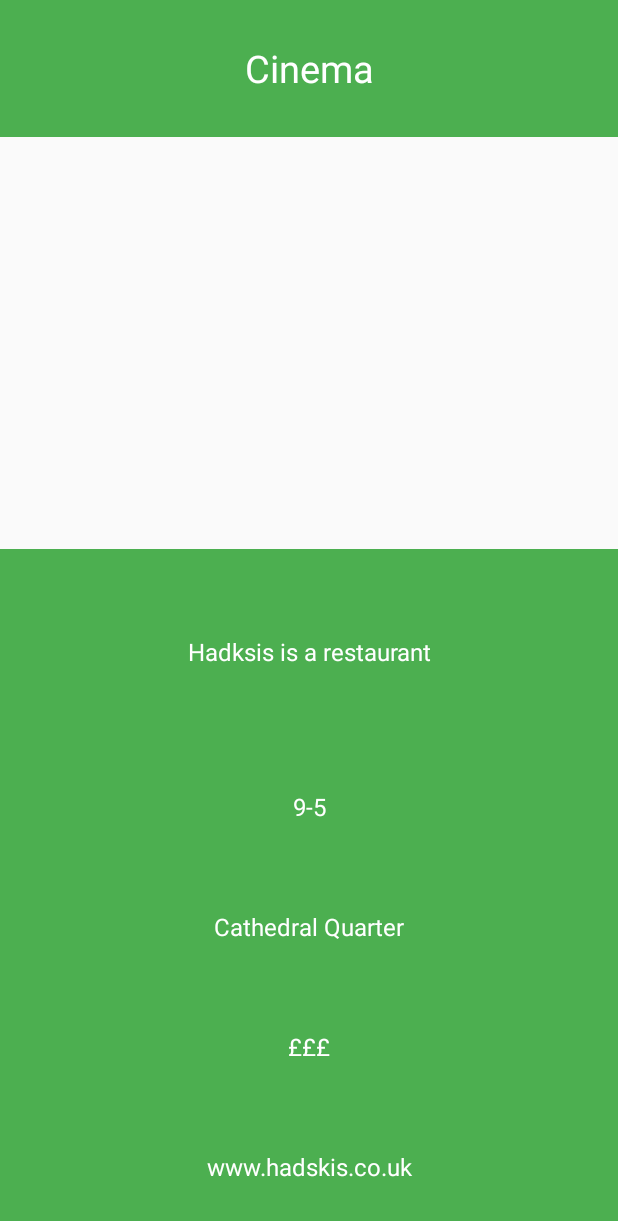
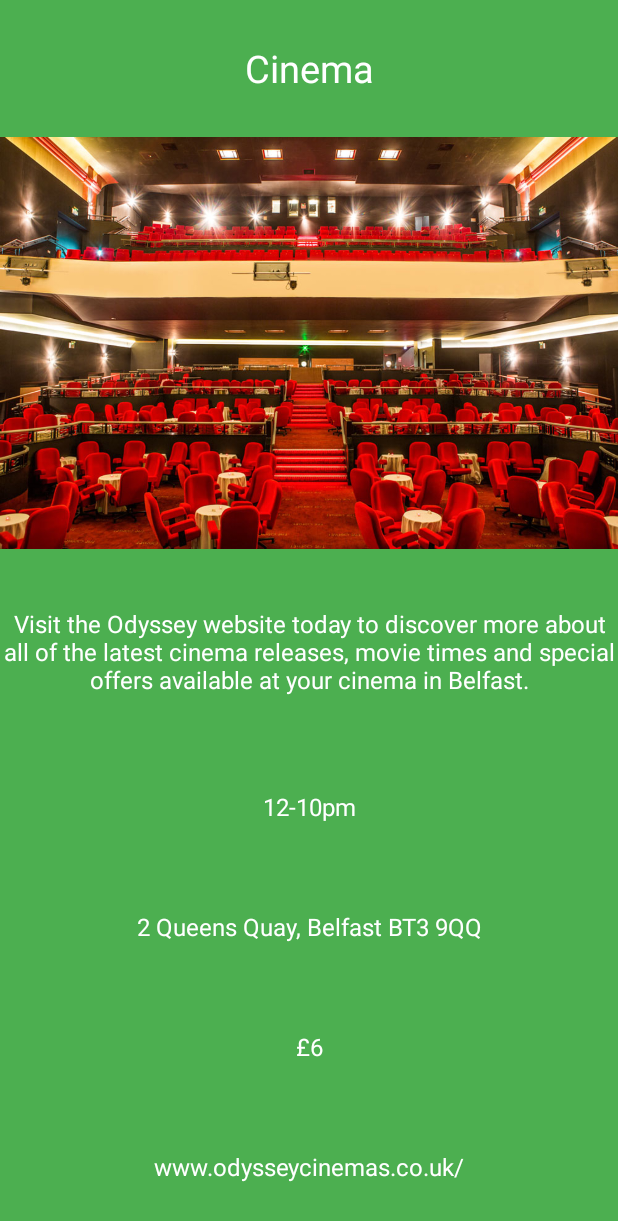
Before and after one commit to ntohill95/TourGuide, an Android app: the FamilyActivity screen opened directly, with no data from a screen before it, after a tap on "Cinema", on a phone screen of 412 x 824 dp. Shown: the top 1221 px of the screen. Run offline under Robolectric (Android 15) with nearby library versions, the phone set to English and light mode, and no system bars.

Commit message:
Images and data added for family section.

```diff
--- a/app/src/main/java/com/example/android/tourguideapp/FamilyActivity.java
+++ b/app/src/main/java/com/example/android/tourguideapp/FamilyActivity.java
@@ -24,19 +24,32 @@ public class FamilyActivity extends AppCompatActivity {
 
         final ArrayList<EventModel> events = new ArrayList<EventModel>();
 
-        events.add(new EventModel("Bowling", 0, "Deanes is a restaurant", "9-5", "Queens", "£££", "www.deanesatqueens.co.uk"));
-        events.add(new EventModel("Cinema", 0, "Hadksis is a restaurant", "9-5", "Cathedral Quarter", "£££", "www.hadskis.co.uk"));
-        events.add(new EventModel("Mini Golf", 0, "House of Zen is a restaurant", "9-5", "Cathedral Quarter", "£££", "www.hadskis.co.uk"));
-        events.add(new EventModel("Ice Skating", 0, "Hadksis is a restaurant", "9-5", "Cathedral Quarter", "£££", "www.hadskis.co.uk"));
-        events.add(new EventModel("Adventure PlayGround", 0, "Hadksis is a restaurant", "9-5", "Cathedral Quarter", "£££", "www.hadskis.co.uk"));
-        events.add(new EventModel("Clip n Climb", 0, "Hadksis is a restaurant", "9-5", "Cathedral Quarter", "£££", "www.hadskis.co.uk"));
-        events.add(new EventModel("Picnic", 0, "Hadksis is a restaurant", "9-5", "Cathedral Quarter", "£££", "www.hadskis.co.uk"));
-        events.add(new EventModel("We are Vertigo", 0, "Hadksis is a restaurant", "9-5", "Cathedral Quarter", "£££", "www.hadskis.co.uk"));
-        events.add(new EventModel("Zoo", 0, "Hadksis is a restaurant", "9-5", "Cathedral Quarter", "£££", "www.hadskis.co.uk"));
-        events.add(new EventModel("Ulster Museum", 0, "Hadksis is a restaurant", "9-5", "Cathedral Quarter", "£££", "www.hadskis.co.uk"));
-        events.add(new EventModel("Beach", 0, "Hadksis is a restaurant", "9-5", "Cathedral Quarter", "£££", "www.hadskis.co.uk"));
-        events.add(new EventModel("W5", 0, "Hadksis is a restaurant", "9-5", "Cathedral Quarter", "£££", "www.hadskis.co.uk"));
-        events.add(new EventModel("Grand Opera House", 0, "Hadksis is a restaurant", "9-5", "Cathedral Quarter", "£££", "www.hadskis.co.uk"));
+        events.add(new EventModel("Bowling", R.drawable.family_bowling, "At Odyssey Bowl we provide the facilities to suit everyone, we have our automatic lane bumpers, Kiddy Dino Ramps, and larger ball ramps ", "12-10pm",
+                " 2 Queens Quay, Belfast BT3 9QQ", "£4", "www.odysseybowl.co.uk/"));
+        events.add(new EventModel("Cinema", R.drawable.family_cinema, "Visit the Odyssey website today to discover more about all of the latest cinema releases, movie times and special offers available at your cinema in Belfast.", "12-10pm",
+                "2 Queens Quay, Belfast BT3 9QQ", "£6", "www.odysseycinemas.co.uk/"));
+        events.add(new EventModel("Mini Golf", R.drawable.family_golf, "This Florida-Style Mini Golf complex, which is open year round seven days a week", "10-10pm",
+                "111A Old Dundonald Rd, Dundonald, Belfast BT16 1XT", "£7", "www.piratesadventuregolf.com/"));
+        events.add(new EventModel("Ice Skating", R.drawable.family_ice, "Get your skates on and take to the ice for a totally cool day out! ", "10-11:30pm",
+                "111 Old Dundonald Rd, Belfast BT16 1XT", "£6", "www.theicebowl.com/"));
+        events.add(new EventModel("Adventure PlayGround", R.drawable.family_adventure, "Located in the picturesque grounds of the Belfast Castle estate.", "11-3:30pm",
+                "Antrim Road. You can find signposts to the park fr, Belfast", "Free", "ww.belfastcity.gov.uk/parksandopenspaces"));
+        events.add(new EventModel("Clip n Climb", R.drawable.family_clip, "Challenge yourself, challenge your friends at Ireland's first Clip 'n Climb. ", "2:30-10pm",
+                "111 Old Dundonald Rd, Belfast BT16 1XT", "£7", "www.clipnclimbdundonald.co.uk/"));
+        events.add(new EventModel("Picnic", R.drawable.family_castle, "The Belfast Castle is the perfect setting for a sunny picnic!", "All Day",
+                "Antrim Rd, Belfast BT15 5GR", "Free", "www.belfastcity.gov.uk/tourism-venues/belfastcastle/bcabout.aspx"));
+        events.add(new EventModel("We are Vertigo", R.drawable.family_weare, "We are Vertigo is Northern Ireland's leading entertainment complex for all ages. Trampoline, Adventure, Ski & Spa.", "10-9pm",
+                "1, Newtownbreda Industrial Estate, Cedarhurst Rd, Belfast BT8 4RH", "£6", "www.wearevertigo.com/"));
+        events.add(new EventModel("Zoo", R.drawable.family_newzoo, "Welcome to Belfast Zoo, home to 116 species, surrounded by stunning panoramic views across Belfast Lough.", "10-7pm",
+                "Antrim Rd, Belfast BT36 7PN", "£13", "www.belfastzoo.co.uk/"));
+        events.add(new EventModel("Ulster Museum", R.drawable.family_museum, "Come face to face with dinosaurs, meet an Egyptian Mummy and see modern masterpieces with a visit to the Ulster Museum.", "10-5pm",
+                "Botanic Gardens, Belfast BT9 5AB", "Free", "www.nmni.com/um"));
+        events.add(new EventModel("Beach", R.drawable.family_beach, "The Strand Portstewart is a Sandy beach located near Portstewart in County Derry.", "All-day",
+                "118 Strand Rd, Portstewart BT55 7PG", "Free-£2", "https://www.nationaltrust.org.uk/portstewart-strand"));
+        events.add(new EventModel("W5", R.drawable.family_w5, "W5 is an award winning Interactive Discovery Centre in Belfast, Northern Ireland. Located at the Odyssey Arena, its a perfect day out for the whole family.", "10-5pm",
+                "he Odyssey, 2 Queens Quay, Belfast BT3 9QQ", "£££", "www.w5online.co.uk/\u200E"));
+        events.add(new EventModel("Grand Opera House", R.drawable.family_grand, "The Grand opera house is the premier Belfast theatre with something to suit all the all the family. ", "9-11pm",
+                "2-4 Great Victoria St, Belfast BT2 7HR", "££", "https://www.goh.co.uk/"));
 
         EventAdapter adapter = new EventAdapter(this, events, R.color.primary);
 
--- a/app/src/main/java/com/example/android/tourguideapp/RestaurantsActivity.java
+++ b/app/src/main/java/com/example/android/tourguideapp/RestaurantsActivity.java
@@ -30,7 +30,7 @@ public class RestaurantsActivity extends AppCompatActivity {
                 "11-9:30pm", "33 Donegall Street, " + "Commercial Court, " + "Belfast BT1 2NB", "£££", "www.hadskis.co.uk"));
         events.add(new EventModel("House of Zen", R.drawable.restaurants_house_of_zen, "Fine Asian Cuisine Cocooned in theHeart of the Cathedral Quarter.", "1:30-10:30pm",
                 "3 St Annes Square, Cathedral Quarter, Belfast BT1 2LR", "££", "www.houseofzenbelfast.co.uk/"));
-        events.add(new EventModel("Coppi", R.drawable.restaurant_coppi, "Contemporary Italian Cooking Showcasing the Best Local Produce in Belfast.", "12-10",
+        events.add(new EventModel("Coppi", R.drawable.restaurant_coppi, "Contemporary Italian Cooking Showcasing the Best Local Produce in Belfast.", "12-10pm",
                 "Saint Anne's Square, " +"Cathedral Quarter," + "BT1 2LR", "££", "www.coppi.co.uk/"));
         events.add(new EventModel("Duck House", R.drawable.restaurants_duckhouse, "Duck house is part of the Zen House restaurant group.", "1:30-11pm",
                 "51-53 Adelaide St, Belfast BT2 8FEr", "££", "www.zenduckhouse.co.uk/"));
@@ -50,7 +50,7 @@ public class RestaurantsActivity extends AppCompatActivity {
                 "39-41 University Rd, Belfast BT7 1ND", "£", "www.villaitaliarestaurant.co.uk"));
         events.add(new EventModel("The Dirty Onion", R.drawable.restaurants_onion, "The Dirty Onion is a traditional public house with a modern twist.", "12-12am",
                 "3 Hill St, Belfast BT1 2LA", "£", "www.thedirtyonion.com"));
-        events.add(new EventModel("Made in Belfast", R.drawable.restaurants_made, "With restaurants located in major areas in the city centre area of Belfast and something for everyone on the menu, you're in for a treat.", "12-9",
+        events.add(new EventModel("Made in Belfast", R.drawable.restaurants_made, "With restaurants located in major areas in the city centre area of Belfast and something for everyone on the menu, you're in for a treat.", "12-9pm",
                 "Talbot St, Belfast BT1 2QH", "££", "www.madeinbelfastni.com/"));
 
         EventAdapter adapter = new EventAdapter(this, events, R.color.primary);
--- a/app/src/main/java/com/example/android/tourguideapp/SightseeingActivity.java
+++ b/app/src/main/java/com/example/android/tourguideapp/SightseeingActivity.java
@@ -36,19 +36,19 @@ public class SightseeingActivity extends AppCompatActivity {
                 "2 Distillery Rd, Bushmills BT57 8XH", "Free", "www.bushmills.com/distillery"));
         events.add(new EventModel("St George's Market", R.drawable.sights_market, "St George’s Market is one of Belfast’s oldest attractions.", "9-3pm",
                 "12-20 East Bridge Street, Belfast BT1 3NQ", "Free", "www.belfastcity.gov.uk/tourism-venues/stgeorgesmarket"));
-        events.add(new EventModel("Crumlin Road Gaol", R.drawable.sights_gaol, "Explore within the walls of Crumlin Road Gaol that have seen 17 men executed over its 150 year history.", "9-5",
+        events.add(new EventModel("Crumlin Road Gaol", R.drawable.sights_gaol, "Explore within the walls of Crumlin Road Gaol that have seen 17 men executed over its 150 year history.", "9-5pm",
                 "53-55 Crumlin Rd, Belfast BT14 6ST", "£5.50-7.50", "www.crumlinroadgaol.com/"));
         events.add(new EventModel("Botanic Gardens", R.drawable.sights_botanic, "Botanic Gardens is home to the Palm House and the Tropical Ravine.", "9-5pm",
                 "College Park E, Belfast BT7 1LP", "Free", "www.belfastcity.gov.uk/leisure/parks-openspaces/Park-6614.aspx"));
         events.add(new EventModel("Cavehill", R.drawable.sights_cavehill, "You will discover much of what the park has to offer from archaeological sites and wildlife to panoramic views.", "24/7",
                 "Antrim Rd, Belfast BT15 5GR", "Free", "www.walkni.com/walks/79/cave-hill-country-park/"));
-        events.add(new EventModel("Carrickfergus Castle", R.drawable.sights_carrick_castle, "Carrickfergus Castle is a Norman castle in Northern Ireland, situated in the town of Carrickfergus in County Antrim, on the northern shore of Belfast Lough.", "10-5",
+        events.add(new EventModel("Carrickfergus Castle", R.drawable.sights_carrick_castle, "Carrickfergus Castle is a Norman castle in Northern Ireland, situated in the town of Carrickfergus in County Antrim, on the northern shore of Belfast Lough.", "10-5pm",
                 "Marine Hwy, Carrickfergus BT38 7BG", "£3", "https://discovernorthernireland.com/Carrickfergus-Castle-Carrickfergus-P2814"));
         events.add(new EventModel("Stormont Estate", R.drawable.sights_stormont, "Stormont is the site of Northern Ireland's main government buildings, which are surrounded by woods and parkland.", "9-9pm",
                 "Belfast BT4 3SH", "Free", "https://www.nidirect.gov.uk/articles/stormont-estate"));
-        events.add(new EventModel("St Anne's Cathedral", R.drawable.sights_saint_anne, "It is unusual in serving two separate dioceses, yet being the seat of neither.", "9-5",
+        events.add(new EventModel("St Anne's Cathedral", R.drawable.sights_saint_anne, "It is unusual in serving two separate dioceses, yet being the seat of neither.", "9-5pm",
                 "Donegall St, Belfast BT1 2HB", "Free - £5", "www.belfastcathedral.org/"));
-        events.add(new EventModel("Queen's University", R.drawable.sights_queens, "A prestigious Russell Group UK university, Queen's University is respected across the globe as a centre of teaching excellence and innovative research.", "9-5",
+        events.add(new EventModel("Queen's University", R.drawable.sights_queens, "A prestigious Russell Group UK university, Queen's University is respected across the globe as a centre of teaching excellence and innovative research.", "9-5pm",
                 "University Rd, Belfast BT7 1NN", "Free", "https://www.qub.ac.uk"));
 
 
```
Also changed, not shown: app/src/main/res/drawable/family_adventure.jpg (added), app/src/main/res/drawable/family_beach.jpg (added), app/src/main/res/drawable/family_bowling.jpg (added), app/src/main/res/drawable/family_castle.jpeg (added), app/src/main/res/drawable/family_cinema.jpg (added), app/src/main/res/drawable/family_clip.jpg (added), app/src/main/res/drawable/family_golf.jpg (added), app/src/main/res/drawable/family_grand.jpeg (added), app/src/main/res/drawable/family_ice.jpg (added), app/src/main/res/drawable/family_museum.jpg (added), app/src/main/res/drawable/family_newzoo.jpg (added), app/src/main/res/drawable/family_skating.jpg (added), app/src/main/res/drawable/family_w5.jpg (added), app/src/main/res/drawable/family_weare.jpg (added).
